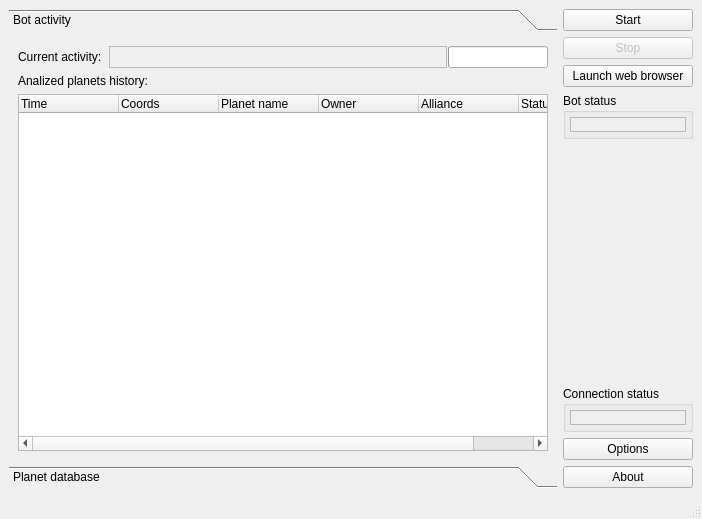
This is ogbot/src/ui/MainWindow.ui in kovan/kovans-ogbot as Qt 5 draws it before an edit. The edited form follows.
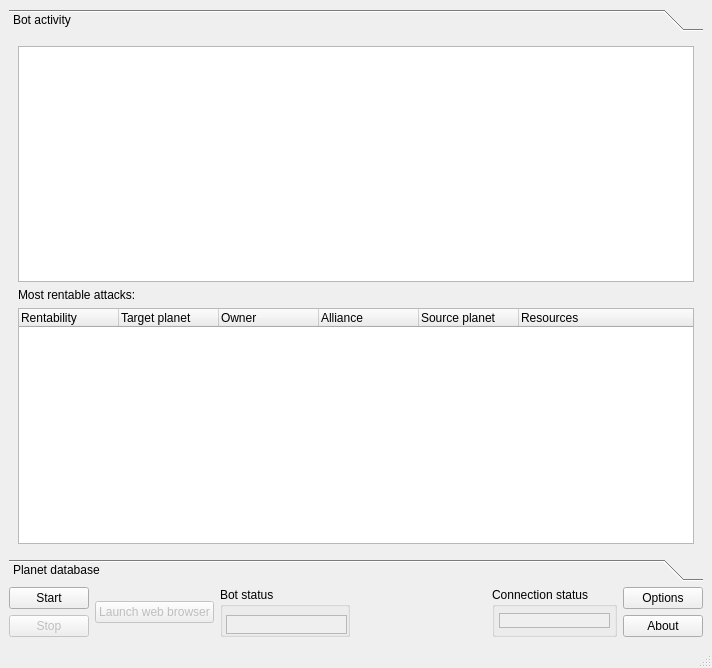
This is the edited form. Icons and pictures are not drawn.

```diff
--- a/ogbot/src/ui/MainWindow.ui
+++ b/ogbot/src/ui/MainWindow.ui
@@ -8,8 +8,8 @@
    <rect>
     <x>0</x>
     <y>0</y>
-    <width>702</width>
-    <height>519</height>
+    <width>712</width>
+    <height>668</height>
    </rect>
   </property>
   <property name="windowTitle" >
@@ -19,13 +19,23 @@
    <iconset resource="resources/resources.qrc" >:/icons/icon.png</iconset>
   </property>
   <widget class="QWidget" name="centralwidget" >
-   <layout class="QHBoxLayout" >
+   <layout class="QVBoxLayout" >
     <property name="margin" >
      <number>9</number>
     </property>
     <property name="spacing" >
      <number>6</number>
     </property>
+    <item>
+     <layout class="QHBoxLayout" >
+      <property name="margin" >
+       <number>0</number>
+      </property>
+      <property name="spacing" >
+       <number>6</number>
+      </property>
+     </layout>
+    </item>
     <item>
      <widget class="QToolBox" name="toolBox" >
       <property name="currentIndex" >
@@ -36,104 +46,35 @@
         <rect>
          <x>0</x>
          <y>0</y>
-         <width>546</width>
-         <height>426</height>
+         <width>694</width>
+         <height>493</height>
         </rect>
        </property>
        <attribute name="label" >
         <string>Bot activity</string>
        </attribute>
-       <layout class="QVBoxLayout" >
-        <property name="margin" >
-         <number>9</number>
-        </property>
-        <property name="spacing" >
-         <number>6</number>
-        </property>
-        <item>
          <layout class="QHBoxLayout" >
           <property name="margin" >
-           <number>0</number>
+         <number>9</number>
           </property>
           <property name="spacing" >
-           <number>1</number>
+         <number>6</number>
           </property>
           <item>
-           <widget class="QLabel" name="label_3" >
-            <property name="sizePolicy" >
-             <sizepolicy>
-              <hsizetype>1</hsizetype>
-              <vsizetype>5</vsizetype>
-              <horstretch>0</horstretch>
-              <verstretch>0</verstretch>
-             </sizepolicy>
-            </property>
-            <property name="maximumSize" >
-             <size>
-              <width>90</width>
-              <height>16777215</height>
-             </size>
-            </property>
-            <property name="text" >
-             <string>Current activity:</string>
-            </property>
-           </widget>
-          </item>
-          <item>
-           <widget class="QLabel" name="botActivityLabel" >
-            <property name="minimumSize" >
-             <size>
-              <width>0</width>
-              <height>22</height>
-             </size>
-            </property>
-            <property name="autoFillBackground" >
-             <bool>true</bool>
-            </property>
-            <property name="frameShape" >
-             <enum>QFrame::StyledPanel</enum>
-            </property>
-            <property name="text" >
-             <string/>
-            </property>
-            <property name="indent" >
-             <number>5</number>
-            </property>
-           </widget>
-          </item>
-          <item>
-           <widget class="QProgressBar" name="progressBar" >
-            <property name="sizePolicy" >
-             <sizepolicy>
-              <hsizetype>0</hsizetype>
-              <vsizetype>0</vsizetype>
-              <horstretch>0</horstretch>
-              <verstretch>0</verstretch>
-             </sizepolicy>
-            </property>
-            <property name="minimumSize" >
-             <size>
-              <width>100</width>
-              <height>0</height>
-             </size>
-            </property>
-            <property name="value" >
+         <layout class="QVBoxLayout" >
+          <property name="margin" >
              <number>0</number>
             </property>
-            <property name="textVisible" >
-             <bool>false</bool>
-            </property>
-            <property name="orientation" >
-             <enum>Qt::Horizontal</enum>
-            </property>
-           </widget>
-          </item>
-         </layout>
+          <property name="spacing" >
+           <number>6</number>
+          </property>
+          <item>
+           <widget class="QListWidget" name="botActivityList" />
         </item>
         <item>
          <widget class="QLabel" name="label_4" >
           <property name="text" >
-           <string>Analized planets history:</string>
+             <string>Most rentable attacks:</string>
           </property>
          </widget>
         </item>
@@ -144,17 +85,12 @@
           </property>
           <column>
            <property name="text" >
-            <string>Time</string>
+              <string>Rentability</string>
            </property>
           </column>
           <column>
            <property name="text" >
-            <string>Coords</string>
-           </property>
-          </column>
-          <column>
-           <property name="text" >
-            <string>Planet name</string>
+              <string>Target planet</string>
            </property>
           </column>
           <column>
@@ -169,10 +105,17 @@
           </column>
           <column>
            <property name="text" >
-            <string>Status</string>
+              <string>Source planet</string>
+             </property>
+            </column>
+            <column>
+             <property name="text" >
+              <string>Resources</string>
            </property>
           </column>
          </widget>
+          </item>
+         </layout>
         </item>
        </layout>
       </widget>
@@ -519,6 +462,14 @@
      </widget>
     </item>
     <item>
+     <layout class="QHBoxLayout" >
+      <property name="margin" >
+       <number>0</number>
+      </property>
+      <property name="spacing" >
+       <number>6</number>
+      </property>
+      <item>
      <layout class="QVBoxLayout" >
       <property name="margin" >
        <number>0</number>
@@ -543,8 +494,13 @@
         </property>
        </widget>
       </item>
+       </layout>
+      </item>
       <item>
        <widget class="QPushButton" name="launchBrowserButton" >
+        <property name="enabled" >
+         <bool>false</bool>
+        </property>
         <property name="text" >
          <string>Launch web browser</string>
         </property>
@@ -561,15 +517,15 @@
         <property name="title" >
          <string>Bot status</string>
         </property>
-        <layout class="QVBoxLayout" >
-         <property name="margin" >
-          <number>4</number>
-         </property>
-         <property name="spacing" >
-          <number>6</number>
-         </property>
-         <item>
           <widget class="QLabel" name="botStatusLabel" >
+         <property name="geometry" >
+          <rect>
+           <x>6</x>
+           <y>28</y>
+           <width>121</width>
+           <height>19</height>
+          </rect>
+         </property>
            <property name="sizePolicy" >
             <sizepolicy>
              <hsizetype>5</hsizetype>
@@ -602,19 +558,17 @@
             <set>Qt::AlignCenter</set>
            </property>
           </widget>
-         </item>
-        </layout>
        </widget>
       </item>
       <item>
        <spacer>
         <property name="orientation" >
-         <enum>Qt::Vertical</enum>
+         <enum>Qt::Horizontal</enum>
         </property>
         <property name="sizeHint" >
          <size>
-          <width>106</width>
-          <height>121</height>
+          <width>40</width>
+          <height>20</height>
          </size>
         </property>
        </spacer>
@@ -670,6 +624,14 @@
        </widget>
       </item>
       <item>
+       <layout class="QVBoxLayout" >
+        <property name="margin" >
+         <number>0</number>
+        </property>
+        <property name="spacing" >
+         <number>6</number>
+        </property>
+        <item>
        <widget class="QPushButton" name="optionsButton" >
         <property name="text" >
          <string>Options</string>
@@ -686,6 +648,8 @@
      </layout>
     </item>
    </layout>
+    </item>
+   </layout>
   </widget>
   <widget class="QStatusBar" name="statusBar" >
    <property name="enabled" >
```
Left out of the diff: 9 changed lines with no effect on the pictures. Lines whose indentation alone changed are shown as unchanged.
